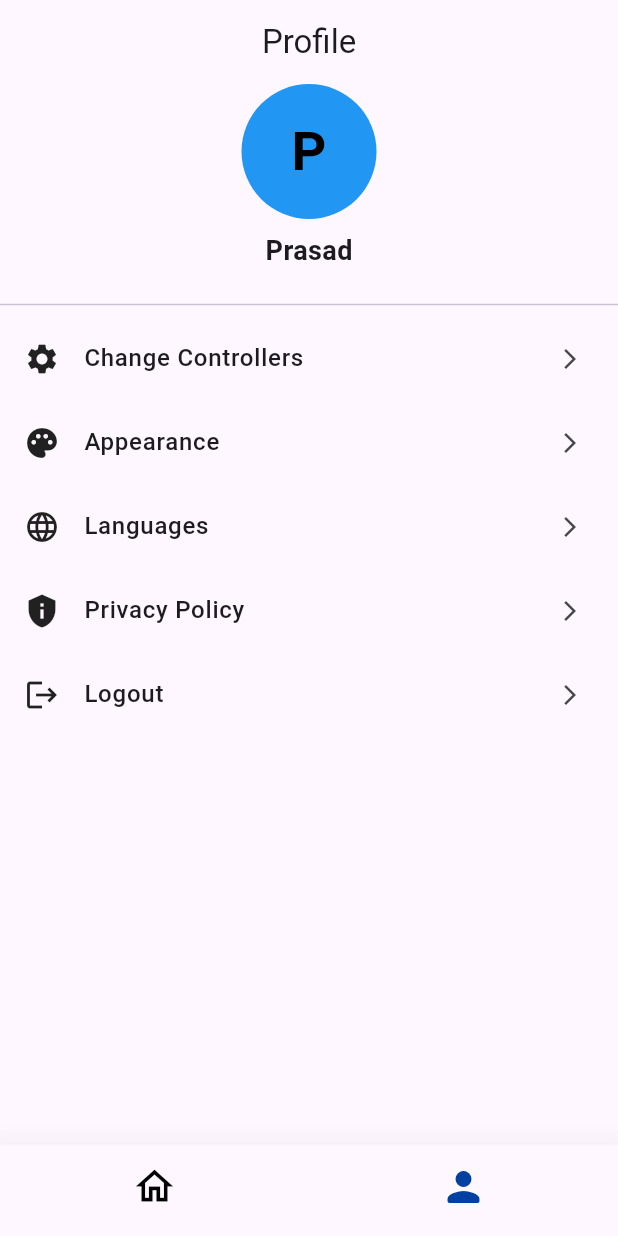
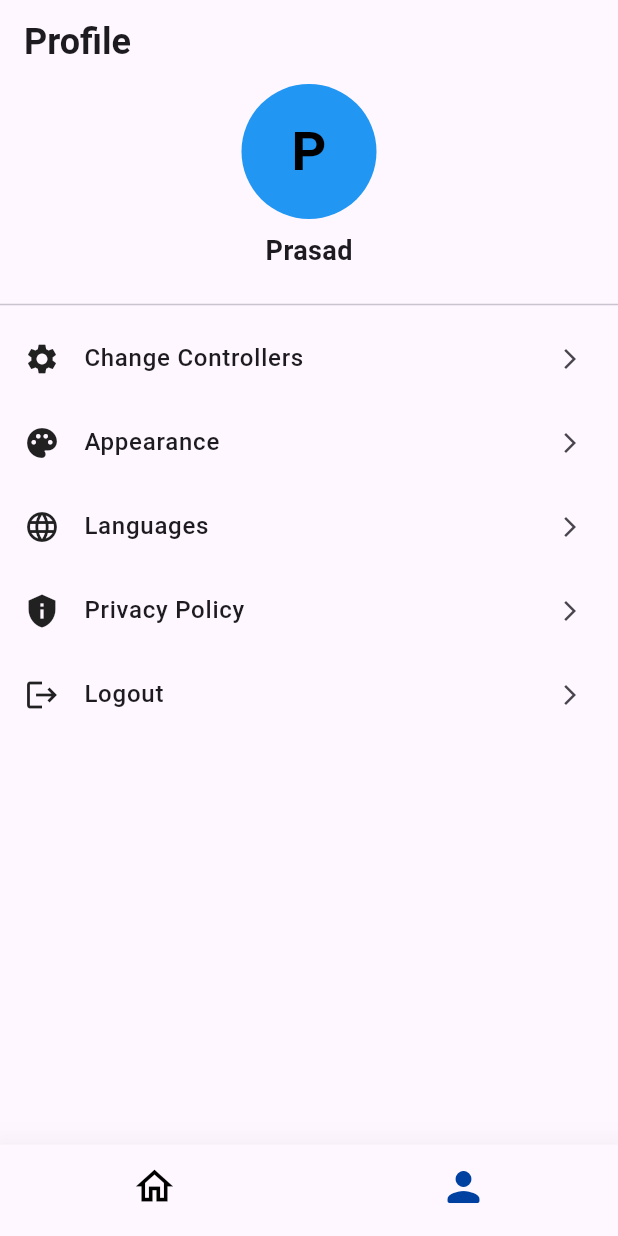
Before and after one commit to PrasadMusini/streamly, a Flutter app: the ProfileScreen screen opened by its route, on a phone screen of 412 x 824 dp. Run offline on Flutter 3.47's test engine with Material 3 defaults, Android fonts, the light colour scheme and no system bars; our stand-ins replace chewie, dio, firebase_core, firebase_messaging, flutter_bloc, flutter_local_notifications and 2 more; accounts and stored records are empty; network calls fail.

```diff
--- a/lib/core/constants/api_constants.dart
+++ b/lib/core/constants/api_constants.dart
@@ -1,3 +1,4 @@
 class ApiConstants {
-  static const String baseUrl = "https://dummyjson.com/c/1bef-7fc5-4347-84aa";
+  static const String baseUrl = "https://dummyjson.com/c/0c45-74ec-4b58-a25b";
+  // static const String baseUrl = "https://dummyjson.com/c/1bef-7fc5-4347-84aa";
 }
--- a/lib/features/profile/presentation/pages/profile_page.dart
+++ b/lib/features/profile/presentation/pages/profile_page.dart
@@ -22,7 +22,13 @@ class ProfileScreen extends StatelessWidget {
   @override
   Widget build(BuildContext context) {
     return Scaffold(
-      appBar: AppBar(title: const Text("Profile"), centerTitle: true),
+      appBar: AppBar(
+        title: const Text(
+          "Profile",
+          style: TextStyle(fontWeight: FontWeight.bold, fontSize: 24),
+        ),
+        // centerTitle: true,
+      ),
       body: SingleChildScrollView(
         child: Column(
           children: [
```
Also changed, not shown: lib/core/error/failures.dart (deleted), lib/core/utils/date_formatter.dart (deleted), 1 other file.
